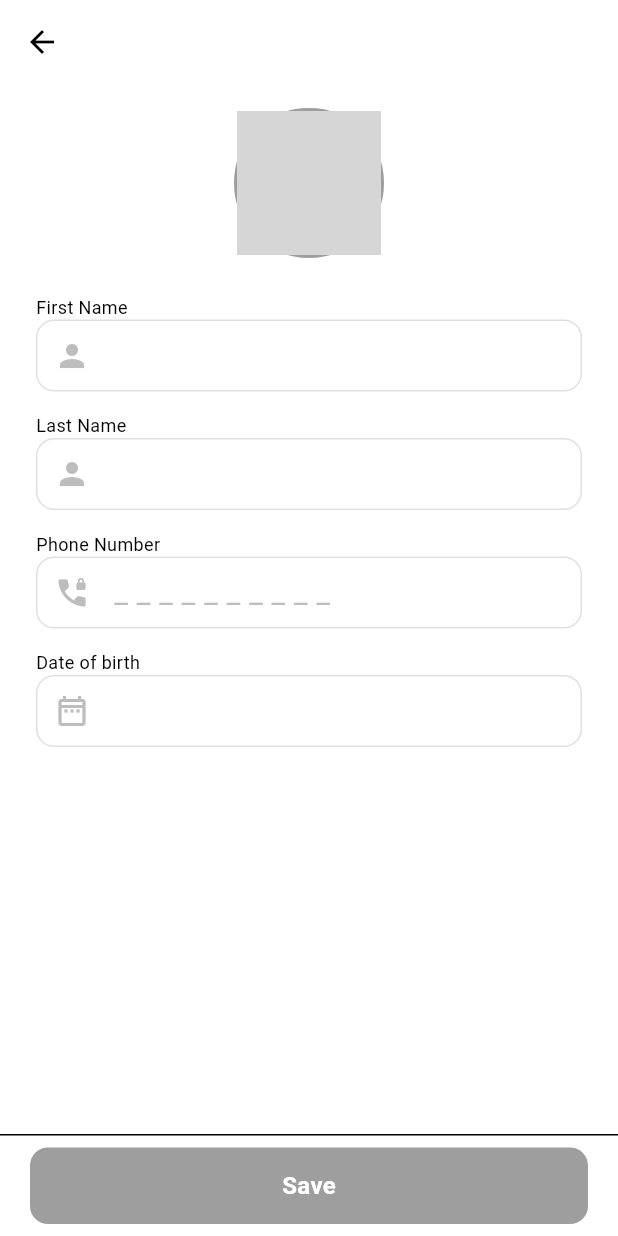
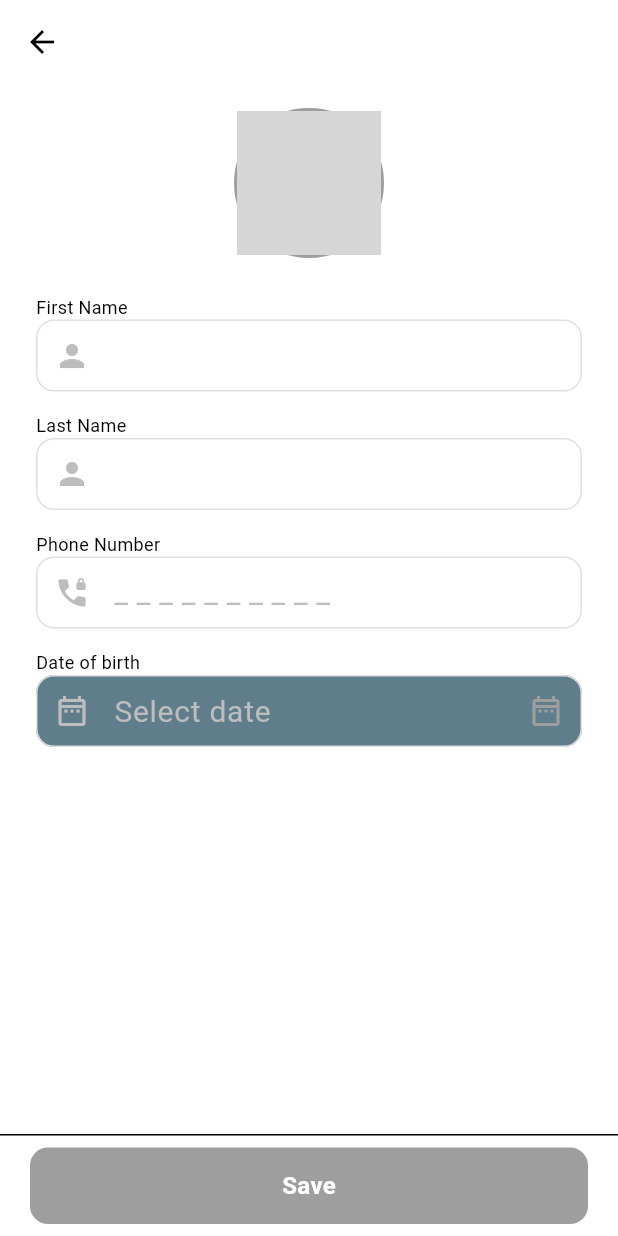
Before and after one commit to kearakvak/app_testing, a Flutter app: the EditProfilePage screen opened directly, on a phone screen of 412 x 824 dp. Run offline on Flutter 3.47's test engine with Material 3 defaults, Android fonts, the phone set to English and light mode, and no system bars; our stand-ins replace animated_splash_screen, calendar_date_picker2, cloud_firestore, firebase_auth, firebase_core, firebase_storage and 5 more; accounts and stored records are empty; grey boxes are pictures that could not be loaded.

Commit message:
update the last of it project

```diff
--- a/lib/Controller/data_handling_loca.dart
+++ b/lib/Controller/data_handling_loca.dart
@@ -29,8 +29,8 @@ class DataHandlingLocal extends ChangeNotifier {
     notifyListeners();
   }
 
-  /// ✅ Update only specific fields (builder style)
-  DataHandlingLocal update({
+  /// ✅ Update only specific fields (builder style) - FIXED: return void
+  void update({
     String? fullName,
     String? phone,
     String? birthDate,
@@ -48,7 +48,6 @@ class DataHandlingLocal extends ChangeNotifier {
     if (image != null) _profile!.image = image;
 
     notifyListeners();
-    return this; // chainable
   }
 
   /// ✅ Clear local profile
@@ -57,11 +56,3 @@ class DataHandlingLocal extends ChangeNotifier {
     notifyListeners();
   }
 }
-// final newProfile = Profile(
-//   fullName: "John Doe",
-//   phone: "0987654321",
-//   birthDate: "2001-01-01",
-//   email: "john@example.com",
-// );
-
-// context.read<DataHandlingLocal>().updateProfile(newProfile);
--- /dev/null
+++ b/lib/components/app_text_field_date.dart
@@ -0,0 +1,100 @@
+import 'package:app_tesing/components/select_date.dart';
+import 'package:flutter/material.dart';
+import 'package:flutter/services.dart';
+
+class AppTextFieldDate extends StatefulWidget {
+  final int? maxLength;
+  final TextEditingController controller;
+  final String? hintText;
+  final EdgeInsetsGeometry? contentPadding;
+  final IconData? icon;
+  final TextInputAction? textInputAction;
+  final FocusNode? focusNode;
+  final FocusNode? nextFocusNode;
+
+  const AppTextFieldDate({
+    super.key,
+    required this.controller,
+    this.maxLength,
+    this.hintText,
+    this.icon,
+    this.contentPadding,
+    this.textInputAction,
+    this.focusNode,
+    this.nextFocusNode,
+  });
+
+  @override
+  State<AppTextFieldDate> createState() => _AppTextFieldDateState();
+}
+
+class _AppTextFieldDateState extends State<AppTextFieldDate> {
+  Future<void> _pickDate() async {
+    final String? data = await SelectDate.show(context);
+
+    if (data != null && data.isNotEmpty) {
+      widget.controller.text = data;
+      debugPrint('Selected date: $data');
+
+      // 👇 Move to next field automatically
+      if (widget.nextFocusNode != null) {
+        FocusScope.of(context).requestFocus(widget.nextFocusNode);
+      } else {
+        FocusScope.of(context).unfocus();
+      }
+    }
+  }
+
+  @override
+  Widget build(BuildContext context) {
+    return TextField(
+      controller: widget.controller,
+      focusNode: widget.focusNode,
+      readOnly: true, // 👈 prevents typing
+      showCursor: false, // 👈 hide blinking cursor
+      cursorColor: Colors.amber, // AppColors.primary,
+      textInputAction: widget.textInputAction ?? TextInputAction.next,
+      style: const TextStyle(
+        fontSize: 20,
+        height: 1.0,
+        color: Colors.white, // AppColors.natural600,
+      ),
+      onTap: _pickDate, // 👈 opens date picker
+      inputFormatters: [
+        FilteringTextInputFormatter.singleLineFormatter,
+        if (widget.maxLength != null)
+          LengthLimitingTextInputFormatter(widget.maxLength),
+      ],
+      decoration: InputDecoration(
+        hintText: widget.hintText ?? "Select date",
+        prefixIcon: widget.icon != null
+            ? Icon(widget.icon, color: Colors.grey.shade400)
+            : null,
+        suffixIcon: GestureDetector(
+          onTap: _pickDate,
+          child: const Icon(
+            Icons.date_range_outlined,
+            color: Colors.grey, // AppColors.natural400,
+          ),
+        ),
+        enabledBorder: OutlineInputBorder(
+          borderRadius: BorderRadius.circular(12.0),
+          borderSide: BorderSide(color: Colors.grey.shade300),
+        ),
+        focusedBorder: OutlineInputBorder(
+          borderRadius: BorderRadius.circular(12.0),
+          borderSide: const BorderSide(
+            color: Colors.yellow, // AppColors.primary
+            width: 2.0,
+          ),
+        ),
+        contentPadding:
+            widget.contentPadding ??
+            const EdgeInsets.symmetric(horizontal: 12, vertical: 12),
+        fillColor: Colors.blueGrey, // AppColors.background,
+        filled: true,
+        hintStyle: TextStyle(color: Colors.grey.shade400),
+      ),
+    );
+  }
+}
--- a/lib/main.dart
+++ b/lib/main.dart
@@ -1,5 +1,4 @@
 import 'package:app_tesing/Controller/data_handling_loca.dart';
-import 'package:app_tesing/components/navigator_state_ser.dart';
 import 'package:app_tesing/firebase_options.dart';
 import 'package:app_tesing/models/restaurant.dart';
 import 'package:app_tesing/pages/splashScreen.dart';
--- a/lib/pages/edit_profile_page.dart
+++ b/lib/pages/edit_profile_page.dart
@@ -3,6 +3,7 @@ import 'dart:io';
 import 'package:app_tesing/Controller/data_handling_loca.dart';
 import 'package:app_tesing/components/app_button.dart';
 import 'package:app_tesing/components/app_text_field.dart';
+import 'package:app_tesing/components/app_text_field_date.dart';
 import 'package:app_tesing/components/dialog/dialog_text.dart';
 import 'package:app_tesing/components/image_helper.dart';
 import 'package:app_tesing/components/profile_image.dart';
@@ -55,6 +56,7 @@ class _EditProfilePageState extends State<EditProfilePage> {
     lastNameFocus.dispose();
     // passwordFocus.dispose();
     // confirmPFocus.dispose();
+    dateFocus.dispose();
     phoneFocus.dispose();
 
     super.dispose();
@@ -138,7 +140,7 @@ class _EditProfilePageState extends State<EditProfilePage> {
                     ),
                     spaceBetweenFielter,
                     _name("Date of birth"),
-                    AppTextField(
+                    AppTextFieldDate(
                       icon: Icons.date_range_outlined,
                       controller: dateController,
                       focusNode: dateFocus,
@@ -213,7 +215,13 @@ class _EditProfilePageState extends State<EditProfilePage> {
 
                 // Save to Firestore safely
                 if (dataProfile != null) {
+                  // showDialog(
+                  //   context: context,
+                  //   builder: (context) =>
+                  //       AlertDialog(title: Text("it Sccessfluly")),
+                  // );
                   await service.saveOrUpdateProfile(dataProfile);
+                  // Navigator.pop(context);
                 }
               }
 
--- a/pubspec.yaml
+++ b/pubspec.yaml
@@ -50,6 +50,7 @@ dependencies:
   image_picker: ^1.2.0
   image_cropper: ^11.0.0
   firebase_storage: ^13.0.3
+  calendar_date_picker2: ^2.0.1
 
 dev_dependencies:
   flutter_test:
```
Also changed, not shown: lib/components/dialog/dialog_text.dart (+39 -11 lines), lib/components/my_drawer.dart (+7 -3 lines), lib/components/select_date.dart (added, +65 -0 lines), lib/pages/detail_food.dart (added, +297 -0 lines), lib/pages/home_page.dart (+15 -1 lines), lib/pages/profile_page.dart (+138 -32 lines), pubspec.lock.
